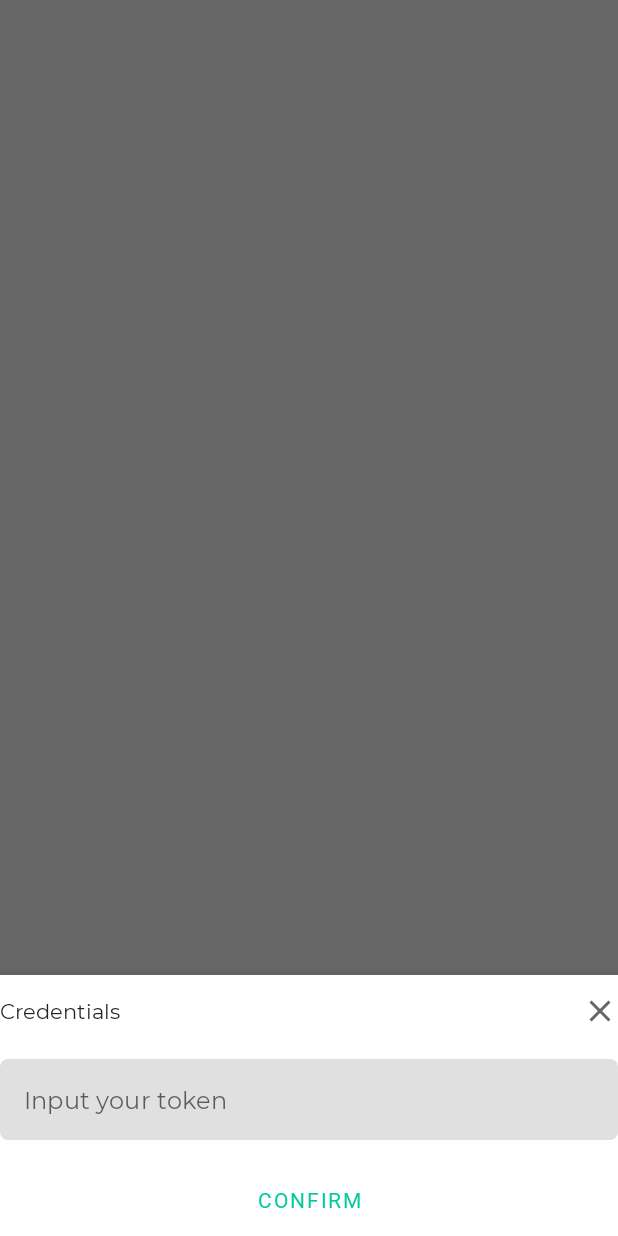
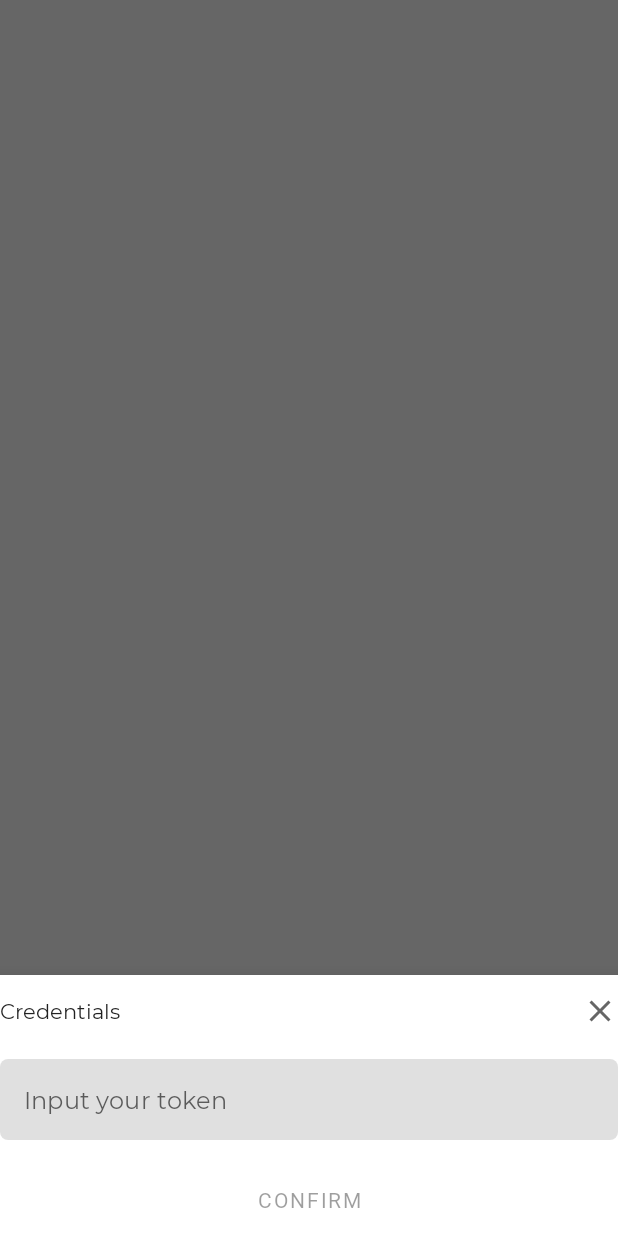
Before and after one commit to 171112542/ta, an Android app: the fragment InputCredentialBottomSheetDialogFragment shown on its own in the app's theme, on a phone screen of 412 x 824 dp. Run offline under Robolectric (Android 15) with nearby library versions, the phone set to English and light mode, and no system bars.

Commit message:
Improve code
Signed-off-by: syntialai <53588149+syntialai@users.noreply.github.com>

```diff
--- a/app/src/main/java/com/mobile/ta/ui/login/InputCredentialBottomSheetDialogFragment.kt
+++ b/app/src/main/java/com/mobile/ta/ui/login/InputCredentialBottomSheetDialogFragment.kt
@@ -4,8 +4,10 @@ import android.os.Bundle
 import android.view.LayoutInflater
 import android.view.View
 import android.view.ViewGroup
+import androidx.core.widget.doOnTextChanged
 import com.google.android.material.bottomsheet.BottomSheetDialogFragment
 import com.mobile.ta.databinding.FragmentInputCredentialBottomSheetBinding
+import com.mobile.ta.utils.text
 
 class InputCredentialBottomSheetDialogFragment : BottomSheetDialogFragment() {
 
@@ -26,8 +28,14 @@ class InputCredentialBottomSheetDialogFragment : BottomSheetDialogFragment() {
                 dismiss()
             }
             buttonSubmitCredentials.setOnClickListener {
-                onSubmitListener.invoke(editTextInputCredential.text.toString())
+                onSubmitListener.invoke(editTextInputCredential.text())
                 dismiss()
+            }
+            editTextInputCredential.doOnTextChanged { text, _, _, _ ->
+                buttonSubmitCredentials.isEnabled = when {
+                    text.isNullOrBlank() -> false
+                    else -> true
+                }
             }
         }
         return binding.root
--- a/app/src/main/res/layout/fragment_input_credential_bottom_sheet.xml
+++ b/app/src/main/res/layout/fragment_input_credential_bottom_sheet.xml
@@ -33,6 +33,7 @@
         android:hint="@string/input_token_hint"
         android:importantForAutofill="no"
         android:inputType="text"
+        android:maxLength="@integer/max_credentials_length"
         app:layout_constraintEnd_toEndOf="parent"
         app:layout_constraintStart_toStartOf="parent"
         app:layout_constraintTop_toBottomOf="@id/button_close_dialog" />
@@ -42,6 +43,7 @@
         android:layout_width="@dimen/dp_0"
         android:layout_height="wrap_content"
         android:layout_marginTop="@dimen/dp_16"
+        android:enabled="false"
         android:text="@string/confirm"
         app:layout_constraintEnd_toEndOf="parent"
         app:layout_constraintStart_toStartOf="parent"
--- /dev/null
+++ b/app/src/main/res/values/integers.xml
@@ -0,0 +1,4 @@
+<?xml version="1.0" encoding="utf-8"?>
+<resources>
+    <integer name="max_credentials_length">10</integer>
+</resources>
```
Also changed, not shown: app/src/main/java/com/mobile/ta/ui/login/RegistrationFragment.kt (+8 -1 lines).
